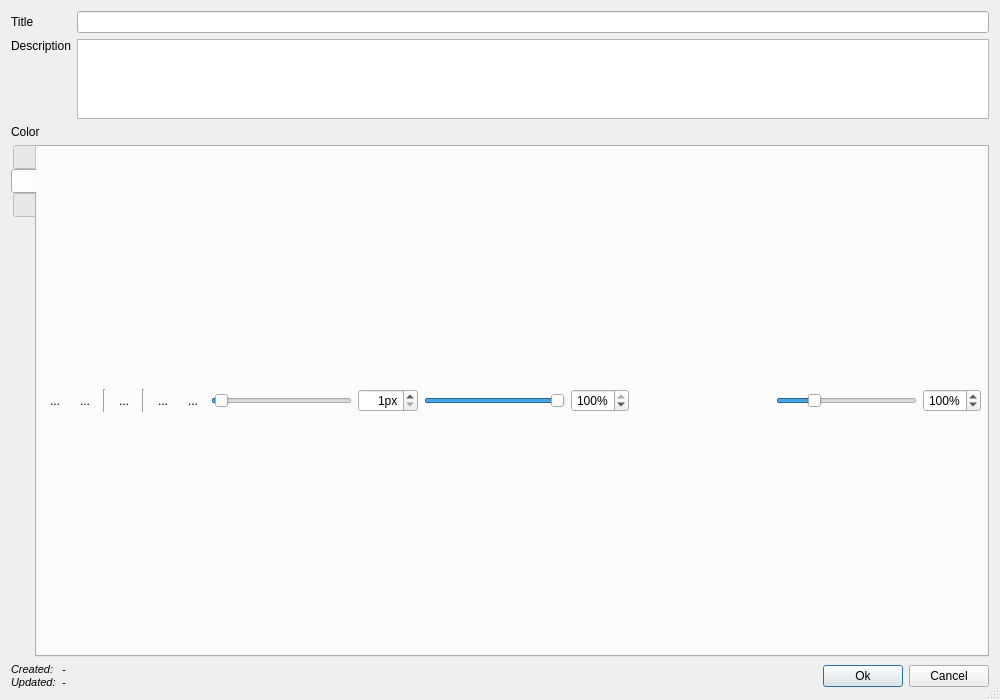
This is bulinotes/bulinotes/bn/resources/bnnoteeditor.ui in Grum999/BuliNotes as Qt 5 draws it before an edit. The edited form follows.
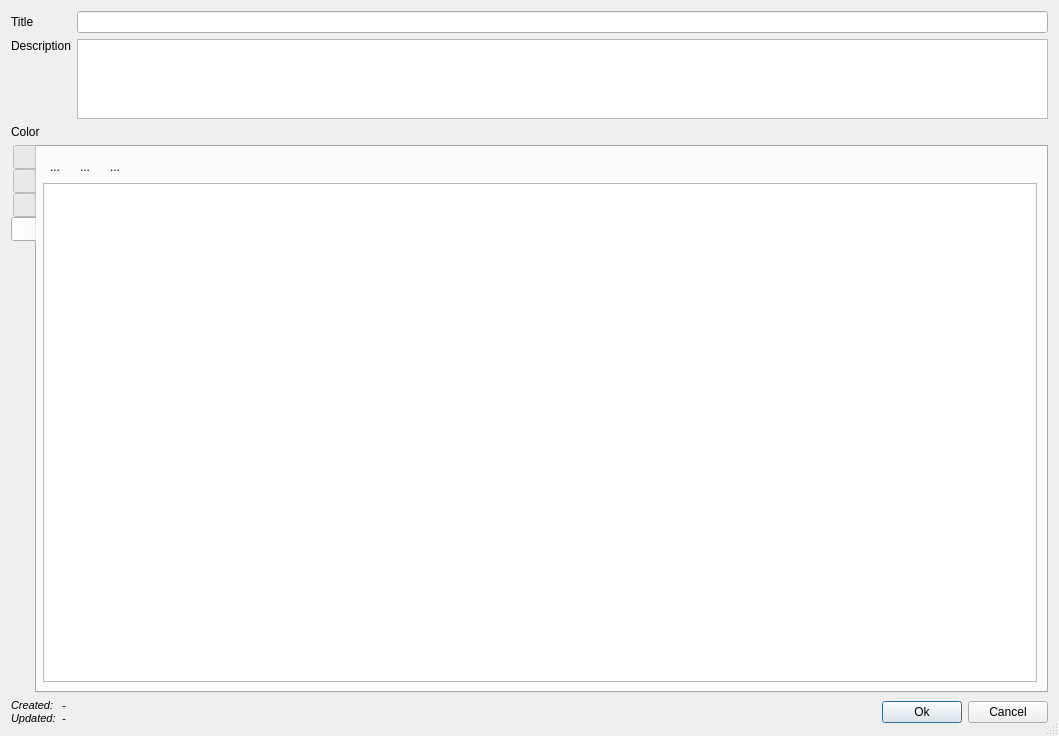
This is the edited form. The open tabs and pages were chosen to show the change. Icons and pictures are not drawn. Custom widgets are drawn as their Qt base class.

```diff
--- a/bulinotes/bulinotes/bn/resources/bnnoteeditor.ui
+++ b/bulinotes/bulinotes/bn/resources/bnnoteeditor.ui
@@ -6,8 +6,8 @@
    <rect>
     <x>0</x>
     <y>0</y>
-    <width>1000</width>
-    <height>700</height>
+    <width>1059</width>
+    <height>736</height>
    </rect>
   </property>
   <property name="windowTitle">
@@ -838,6 +838,172 @@
        </item>
       </layout>
      </widget>
+     <widget class="QWidget" name="tabLinkedLayers">
+      <attribute name="icon">
+       <iconset resource="../../../../../../pktk/resources/svg/dark_icons.qrc">
+        <normaloff>:/pktk/images/normal/layers_r90</normaloff>:/pktk/images/normal/layers_r90</iconset>
+      </attribute>
+      <attribute name="title">
+       <string/>
+      </attribute>
+      <attribute name="toolTip">
+       <string>Linked layers</string>
+      </attribute>
+      <layout class="QVBoxLayout" name="verticalLayout_8">
+       <property name="leftMargin">
+        <number>6</number>
+       </property>
+       <item>
+        <widget class="QWidget" name="widget_8" native="true">
+         <property name="minimumSize">
+          <size>
+           <width>0</width>
+           <height>100</height>
+          </size>
+         </property>
+         <layout class="QVBoxLayout" name="verticalLayout_9">
+          <property name="leftMargin">
+           <number>0</number>
+          </property>
+          <property name="topMargin">
+           <number>0</number>
+          </property>
+          <property name="rightMargin">
+           <number>0</number>
+          </property>
+          <property name="bottomMargin">
+           <number>0</number>
+          </property>
+          <item>
+           <widget class="QWidget" name="widget_7" native="true">
+            <property name="minimumSize">
+             <size>
+              <width>0</width>
+              <height>0</height>
+             </size>
+            </property>
+            <layout class="QHBoxLayout" name="horizontalLayout_5">
+             <property name="leftMargin">
+              <number>0</number>
+             </property>
+             <property name="topMargin">
+              <number>0</number>
+             </property>
+             <property name="rightMargin">
+              <number>0</number>
+             </property>
+             <property name="bottomMargin">
+              <number>0</number>
+             </property>
+             <item>
+              <widget class="QToolButton" name="tbLinkedLayerAdd">
+               <property name="toolTip">
+                <string>Add a layer</string>
+               </property>
+               <property name="text">
+                <string>...</string>
+               </property>
+               <property name="icon">
+                <iconset resource="../../../../../../pktk/resources/svg/dark_icons.qrc">
+                 <normaloff>:/pktk/images/normal/layers_add</normaloff>
+                 <disabledoff>:/pktk/images/disabled/layers_add</disabledoff>:/pktk/images/normal/layers_add</iconset>
+               </property>
+               <property name="autoRaise">
+                <bool>true</bool>
+               </property>
+              </widget>
+             </item>
+             <item>
+              <widget class="QToolButton" name="tbLinkedLayerEdit">
+               <property name="toolTip">
+                <string>Edit layer</string>
+               </property>
+               <property name="text">
+                <string>...</string>
+               </property>
+               <property name="icon">
+                <iconset resource="../../../../../../pktk/resources/svg/dark_icons.qrc">
+                 <normaloff>:/pktk/images/normal/layers_edit</normaloff>
+                 <disabledoff>:/pktk/images/disabled/layers_edit</disabledoff>:/pktk/images/normal/layers_edit</iconset>
+               </property>
+               <property name="autoRaise">
+                <bool>true</bool>
+               </property>
+              </widget>
+             </item>
+             <item>
+              <widget class="QToolButton" name="tbLinkedLayerDelete">
+               <property name="toolTip">
+                <string>Remove layer</string>
+               </property>
+               <property name="text">
+                <string>...</string>
+               </property>
+               <property name="icon">
+                <iconset resource="../../../../../../pktk/resources/svg/dark_icons.qrc">
+                 <normaloff>:/pktk/images/normal/layers_del</normaloff>
+                 <disabledoff>:/pktk/images/disabled/layers_del</disabledoff>:/pktk/images/normal/layers_del</iconset>
+               </property>
+               <property name="autoRaise">
+                <bool>true</bool>
+               </property>
+              </widget>
+             </item>
+             <item>
+              <spacer name="horizontalSpacer_5">
+               <property name="orientation">
+                <enum>Qt::Horizontal</enum>
+               </property>
+               <property name="sizeHint" stdset="0">
+                <size>
+                 <width>40</width>
+                 <height>20</height>
+                </size>
+               </property>
+              </spacer>
+             </item>
+            </layout>
+           </widget>
+          </item>
+          <item>
+           <widget class="BNWLinkedLayers" name="tvLinkedLayers">
+            <property name="editTriggers">
+             <set>QAbstractItemView::NoEditTriggers</set>
+            </property>
+            <property name="selectionMode">
+             <enum>QAbstractItemView::ExtendedSelection</enum>
+            </property>
+            <property name="verticalScrollMode">
+             <enum>QAbstractItemView::ScrollPerPixel</enum>
+            </property>
+            <property name="indentation">
+             <number>0</number>
+            </property>
+            <property name="rootIsDecorated">
+             <bool>false</bool>
+            </property>
+            <property name="uniformRowHeights">
+             <bool>false</bool>
+            </property>
+            <property name="itemsExpandable">
+             <bool>false</bool>
+            </property>
+            <property name="sortingEnabled">
+             <bool>true</bool>
+            </property>
+            <property name="allColumnsShowFocus">
+             <bool>true</bool>
+            </property>
+            <property name="expandsOnDoubleClick">
+             <bool>false</bool>
+            </property>
+           </widget>
+          </item>
+         </layout>
+        </widget>
+       </item>
+      </layout>
+     </widget>
     </widget>
    </item>
   </layout>
@@ -860,6 +1026,11 @@
    <extends>QTreeView</extends>
    <header>bulinotes.bn.bnwbrushes</header>
   </customwidget>
+  <customwidget>
+   <class>BNWLinkedLayers</class>
+   <extends>QTreeView</extends>
+   <header>bulinotes.bn.bnwlinkedlayers</header>
+  </customwidget>
  </customwidgets>
  <tabstops>
   <tabstop>leTitle</tabstop>
```
Left out of the diff: 59 changed lines with no effect on the pictures.
